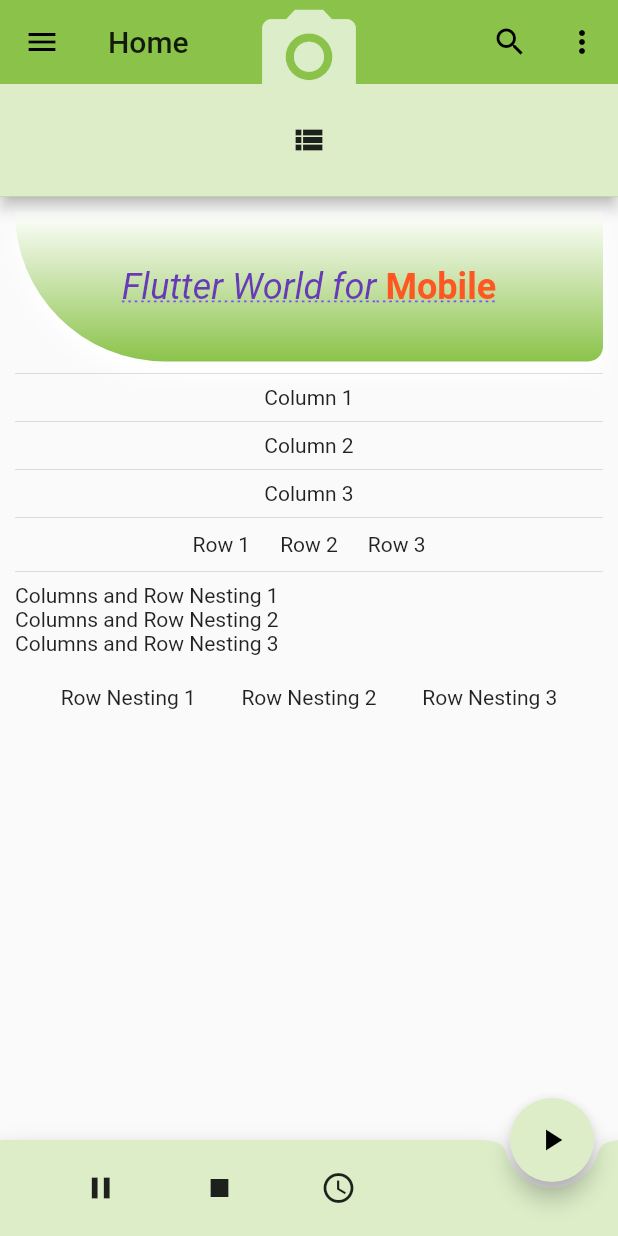
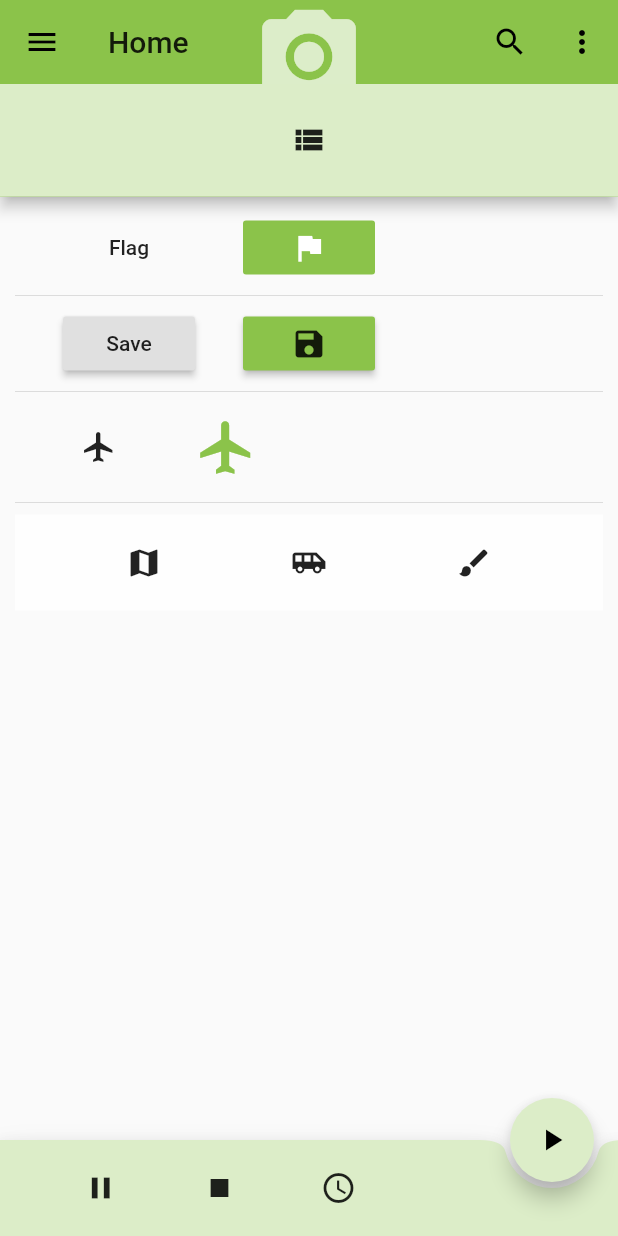
Before and after one commit to Mwamitovi/counter_app, a Flutter app: the screen it shows after launch, on a phone screen of 412 x 824 dp. Run offline on Flutter 3.47's test engine with Material 2 defaults, Android fonts, the phone set to English and light mode, and no system bars.

Commit message:
Adding buttons as widget classes

```diff
--- a/lib/pages/home.dart
+++ b/lib/pages/home.dart
@@ -40,13 +40,17 @@ class _HomeState extends State<Home> {
           child: SingleChildScrollView(
             child: Column(
               children: <Widget>[
-                const ContainerWithBoxDecorationWidget(),
+                // const ContainerWithBoxDecorationWidget(),
+                // Divider(),
+                // const ColumnWidget(),
+                // Divider(),
+                // const RowWidget(),
+                // Divider(),
+                // const ColumnAndRowNestingWidget(),
+                // Divider(),
+                const ButtonsWidget(),
                 Divider(),
-                const ColumnWidget(),
-                Divider(),
-                const RowWidget(),
-                Divider(),
-                const ColumnAndRowNestingWidget(),
+                const ButtonBarWidget(),
               ],
             ),
           ),
@@ -290,3 +294,111 @@ List<TodoMenuItem> foodMenuList = [
   TodoMenuItem(title: 'Flight', icon: Icon(Icons.flight)),
   TodoMenuItem(title: 'Music', icon: Icon(Icons.audiotrack)),
 ];
+
+class ButtonsWidget extends StatelessWidget {
+  const ButtonsWidget({
+    Key key,
+  }) : super(key: key);
+
+  @override
+  Widget build(BuildContext context) {
+    return Column(
+      children: <Widget>[
+        Row(
+          children: <Widget>[
+            Padding(
+              padding: EdgeInsets.all(16.0),
+            ),
+            FlatButton(
+              onPressed: () {},
+              child: Text('Flag'),
+            ),
+            Padding(
+              padding: EdgeInsets.all(16.0),
+            ),
+            FlatButton(
+              onPressed: () {},
+              child: Icon(Icons.flag),
+              color: Colors.lightGreen,
+              textColor: Colors.white,
+            ),
+          ],
+        ),
+        Divider(),
+        Row(
+          children: <Widget>[
+            Padding(
+              padding: EdgeInsets.all(16.0),
+            ),
+            RaisedButton(
+              onPressed: () {},
+              child: Text('Save'),
+            ),
+            Padding(
+              padding: EdgeInsets.all(16.0),
+            ),
+            RaisedButton(
+              onPressed: () {},
+              child: Icon(Icons.save),
+              color: Colors.lightGreen,
+            ),
+          ],
+        ),
+        Divider(),
+        Row(
+          children: <Widget>[
+            Padding(
+              padding: EdgeInsets.all(16.0),
+            ),
+            IconButton(
+              icon: Icon(Icons.flight),
+              onPressed: () {},
+            ),
+            Padding(
+              padding: EdgeInsets.all(16.0),
+            ),
+            IconButton(
+              icon: Icon(Icons.flight),
+              iconSize: 42.0,
+              color: Colors.lightGreen,
+              tooltip: 'Flight',
+              onPressed: () {},
+            ),
+            Divider(),
+          ],
+        ),
+      ],
+    );
+  }
+}
+
+class ButtonBarWidget extends StatelessWidget {
+  const ButtonBarWidget({
+    Key key,
+  }) : super(key: key);
+
+  @override
+  Widget build(BuildContext context) {
+    return Container(
+      color: Colors.white70,
+      child: ButtonBar(
+        alignment: MainAxisAlignment.spaceEvenly,
+        children: <Widget>[
+          IconButton(
+            icon: Icon(Icons.map),
+            onPressed: () {},
+          ),
+          IconButton(
+            icon: Icon(Icons.airport_shuttle),
+            onPressed: () {},
+          ),
+          IconButton(
+            icon: Icon(Icons.brush),
+            highlightColor: Colors.purple,
+            onPressed: () {},
+          ),
+        ],
+      ),
+    );
+  }
+}
```
